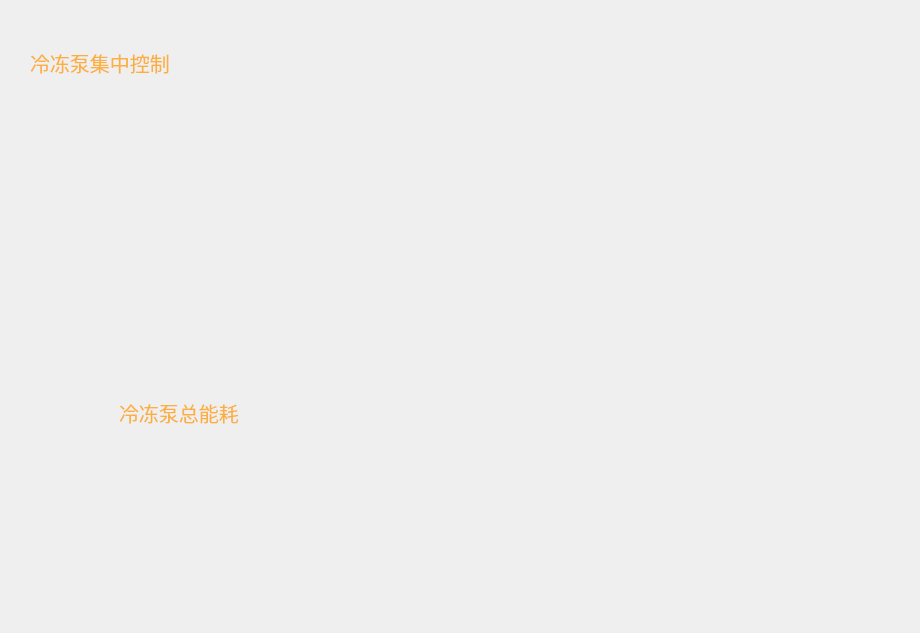
Above: Window/Page/bumppage.ui from caosq/ChickenFarm before the change. Below: the same form after it.
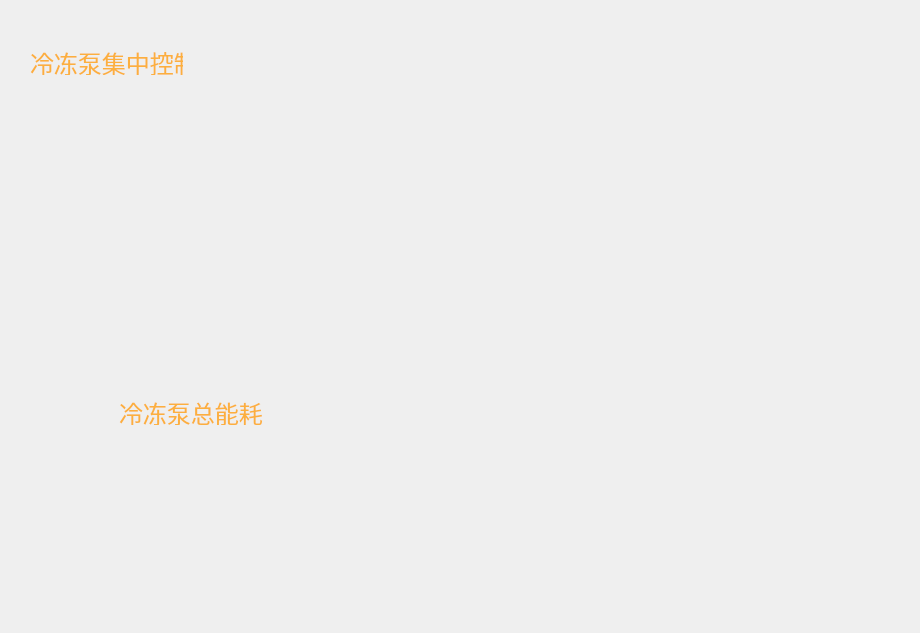
That is the form after the change. Icons and pictures are not drawn.

```diff
--- a/Window/Page/bumppage.ui
+++ b/Window/Page/bumppage.ui
@@ -186,7 +186,7 @@
     </property>
     <property name="font">
      <font>
-      <pointsize>15</pointsize>
+      <pointsize>18</pointsize>
      </font>
     </property>
     <property name="styleSheet">
@@ -338,7 +338,7 @@
    </property>
    <property name="font">
     <font>
-     <pointsize>15</pointsize>
+     <pointsize>18</pointsize>
     </font>
    </property>
    <property name="styleSheet">
```
